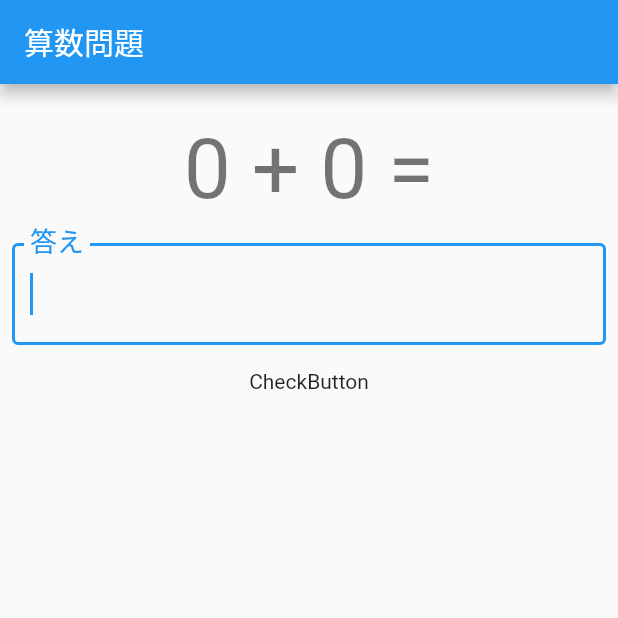
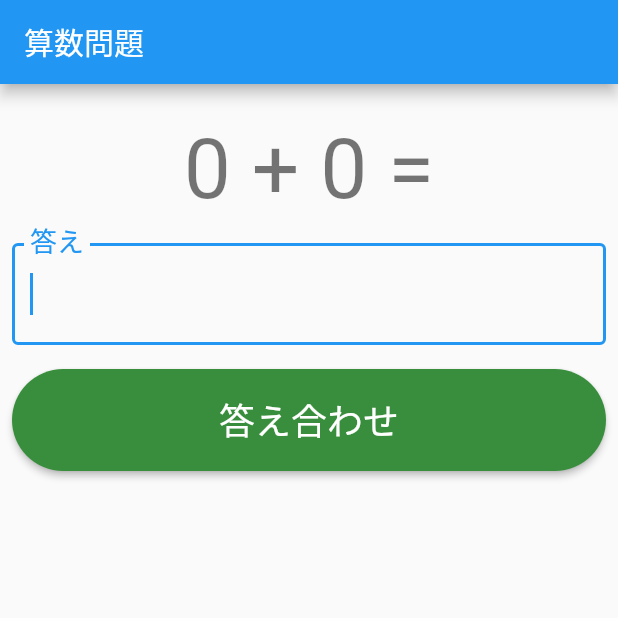
Before and after one commit to Ta23ka98/cariculator_imitation, a Flutter app: the screen it shows after launch, on a phone screen of 412 x 824 dp, the top half of it. Run offline on Flutter 3.47's test engine with Material 2 defaults, Android fonts, the phone set to English and light mode, and no system bars; our stand-ins replace flutter_riverpod, freezed_annotation.

Commit message:
update: CheckButtonのUI、機能を実装

```diff
--- a/lib/components/check_button.dart
+++ b/lib/components/check_button.dart
@@ -1,12 +1,32 @@
 import 'package:flutter/material.dart';
+import 'package:flutter_riverpod/flutter_riverpod.dart';
 
-class CheckButton extends StatelessWidget {
+import 'answer_textfield.dart';
+import 'problem_state.dart';
+
+//答え合わせボタン
+class CheckButton extends ConsumerWidget {
   const CheckButton({Key? key}) : super(key: key);
 
   @override
-  Widget build(BuildContext context) {
-    return const Center(
-      child: Text("CheckButton"),
+  Widget build(BuildContext context, WidgetRef ref) {
+    final answer = ref.watch(answerProvider);
+    return ElevatedButton(
+      // 回答文字列を監視して、空欄の場合は非活性にする
+      onPressed: answer.isNotEmpty
+          ? () => ref.read(problemStateProvider.notifier).setAnswer(answer)
+          : null,
+      style: ElevatedButton.styleFrom(
+        primary: Colors.green.shade700,
+        padding: const EdgeInsets.symmetric(vertical: 16),
+        textStyle: const TextStyle(
+          fontSize: 24,
+        ),
+        shape: const RoundedRectangleBorder(
+          borderRadius: BorderRadius.all(Radius.circular(50)),
+        ),
+      ),
+      child: const Text('答え合わせ'),
     );
   }
 }
```
